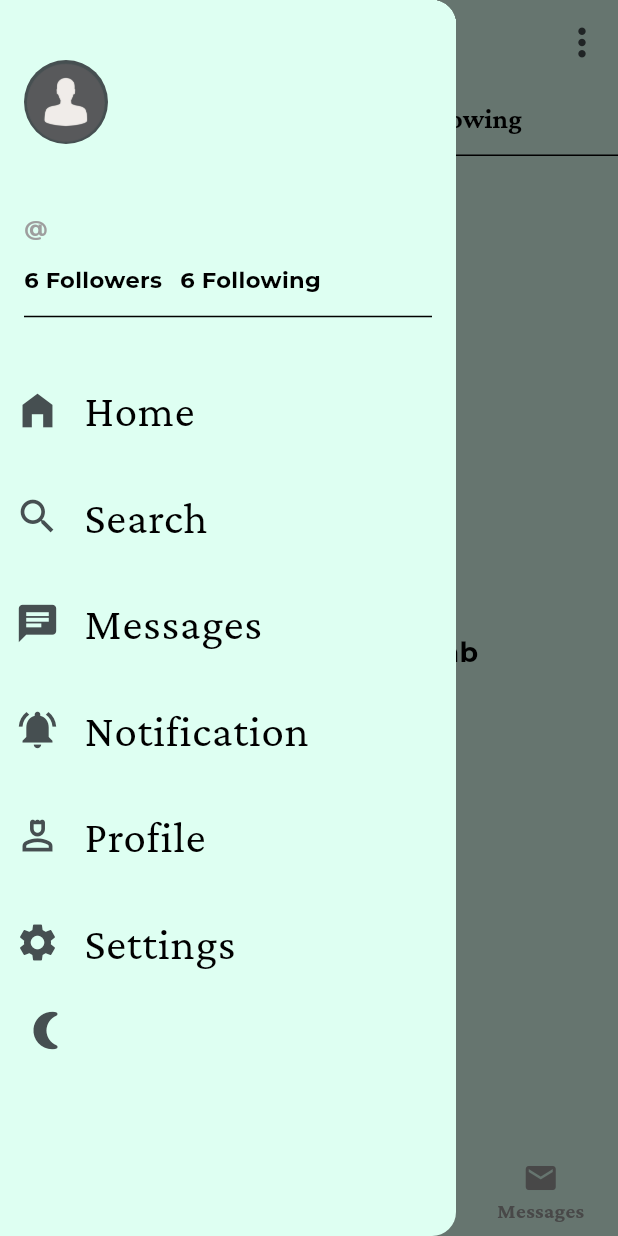
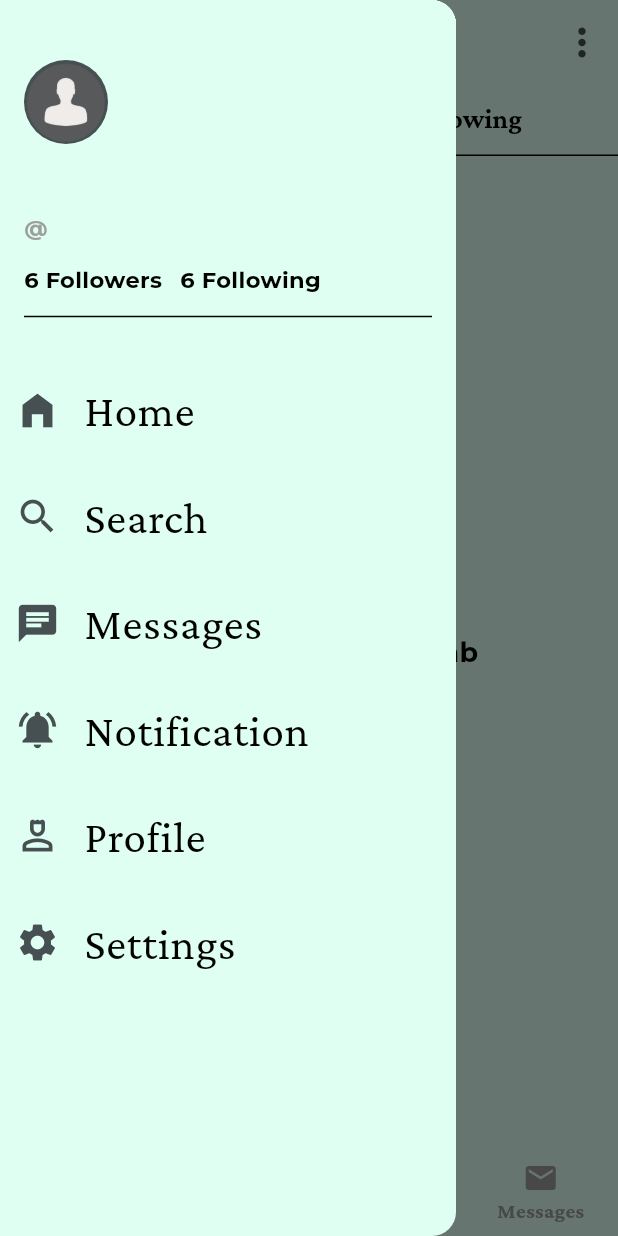
Before and after one commit to UmaanBanjara/123, a Flutter app: the Homescreen screen opened directly with empty values, with the side drawer open, on a phone screen of 412 x 824 dp. Run offline on Flutter 3.47's test engine with Material 3 defaults, Android fonts, the phone set to English and light mode, and no system bars; our stand-ins replace animated_text_kit, another_flushbar, firebase_auth, firebase_core, flutter_secure_storage, google_sign_in and 3 more; accounts and stored records are empty.

Commit message:
Initial Commit

```diff
--- a/flutter_application_1/lib/main.dart
+++ b/flutter_application_1/lib/main.dart
@@ -9,21 +9,8 @@ void main() async {
   runApp(const Feed());
 }
 
-class Feed extends StatefulWidget {
+class Feed extends StatelessWidget {
   const Feed({super.key});
-
-  @override
-  State<Feed> createState() => _FeedState();
-}
-
-class _FeedState extends State<Feed> {
-  bool isDarkMode = false;
-
-  void toggleTheme() {
-    setState(() {
-      isDarkMode = !isDarkMode;
-    });
-  }
 
   @override
   Widget build(BuildContext context) {
@@ -31,11 +18,8 @@ class _FeedState extends State<Feed> {
       debugShowCheckedModeBanner: false,
       theme: AppTheme.lightTheme,
       darkTheme: AppTheme.darkTheme,
-      themeMode: isDarkMode ? ThemeMode.dark : ThemeMode.light,
-      home: ProfileCreation(
-        onThemeToggle: toggleTheme,
-        isDarkMode: isDarkMode,
-      ),
+      themeMode: ThemeMode.light,  // No theme toggling, always light
+      home: const ProfileCreation(),
     );
   }
 }
--- a/flutter_application_1/lib/presentation/homescreen/homescreen.dart
+++ b/flutter_application_1/lib/presentation/homescreen/homescreen.dart
@@ -6,29 +6,29 @@
 
 class Homescreen extends StatefulWidget {
   final File? pfpImage;
-        final String username ;
+  final String username;
   final String bio;
-        final bool isDarkMode;
-        final VoidCallback onThemeToggle;
 
-
-        const Homescreen({Key? key, this.pfpImage , required this.isDarkMode ,required this.onThemeToggle ,required this.username , required this.bio}) : super(key: key);
+  const Homescreen({
+    Key? key,
+    this.pfpImage,
+    required this.username,
+    required this.bio,
+  }) : super(key: key);
 
   @override
   State<Homescreen> createState() => _HomescreenState();
 }
 
 class _HomescreenState extends State<Homescreen> with TickerProviderStateMixin {
-
   int _selectedIndex = 0;
-
   final GlobalKey<ScaffoldState> _scaffoldkey = GlobalKey<ScaffoldState>();
 
   @override
   Widget build(BuildContext context) {
-
     final iconTheme = Theme.of(context).brightness == Brightness.light;
     final iconColor = iconTheme ? const Color(0XFF464F51) : Colors.yellow;
+
     final List<Widget> _mainScreens = [
       buildHomeTabView(),
       Searchscreen(),
@@ -37,7 +37,7 @@
     ];
 
     return Scaffold(
-            key : _scaffoldkey ,
+      key: _scaffoldkey,
       drawer: Drawer(
         backgroundColor: Theme.of(context).drawerTheme.backgroundColor,
         child: ListView(
@@ -62,7 +62,7 @@
                   const SizedBox(height: 12),
                   Text(
                     widget.username.split('.').first.trim(),
-                          style: TextStyle(
+                    style: const TextStyle(
                       fontSize: 20,
                       fontWeight: FontWeight.w700,
                       fontFamily: "Primary",
@@ -71,14 +71,14 @@
                   const SizedBox(height: 4),
                   Text(
                     '@${widget.username}',
-                          style: TextStyle(
+                    style: const TextStyle(
                       fontSize: 15,
                       color: Colors.grey,
                     ),
                   ),
                   const SizedBox(height: 14),
-                        Row(
-                          children: const [
+                  const Row(
+                    children: [
                       Text(
                         '6 Followers',
                         style: TextStyle(fontSize: 15),
@@ -95,7 +95,6 @@
                 ],
               ),
             ),
-
             ListTile(
               leading: Icon(Icons.home_filled, color: iconColor, size: 30),
               title: const Text(
@@ -114,7 +113,6 @@
               },
             ),
             const SizedBox(height: 10),
-
             ListTile(
               leading: Icon(Icons.search, color: iconColor, size: 30),
               title: const Text(
@@ -133,7 +131,6 @@
               },
             ),
             const SizedBox(height: 10),
-
             ListTile(
               leading: Icon(Icons.chat, color: iconColor, size: 30),
               title: const Text(
@@ -152,7 +149,6 @@
               },
             ),
             const SizedBox(height: 10),
-
             ListTile(
               leading: Icon(Icons.notifications_active, color: iconColor, size: 30),
               title: const Text(
@@ -171,7 +167,6 @@
               },
             ),
             const SizedBox(height: 10),
-
             ListTile(
               leading: Icon(Icons.person_4_outlined, color: iconColor, size: 30),
               title: const Text(
@@ -183,12 +178,10 @@
               ),
               contentPadding: const EdgeInsets.only(left: 10),
               onTap: () {
-                      // Implement profile navigation if needed
                 Navigator.pop(context);
               },
             ),
             const SizedBox(height: 10),
-
             ListTile(
               leading: Icon(Icons.settings, color: iconColor, size: 30),
               title: const Text(
@@ -200,28 +193,9 @@
               ),
               contentPadding: const EdgeInsets.only(left: 10),
               onTap: () {
-                      // Implement settings navigation if needed
                 Navigator.pop(context);
               },
             ),
-
-                  ListTile(
-                    leading: Icon(
-
-                      widget.isDarkMode ? Icons.wb_sunny : Icons.nightlight_round,
-                      color : iconColor,
-                      size : 30,
-
-
-                      ),
-
-                      onTap: (){
-                        widget.onThemeToggle();
-                        Navigator.pop(context);
-                      },
-                  )
-
-
           ],
         ),
       ),
@@ -241,8 +215,7 @@
         items: const [
           BottomNavigationBarItem(icon: Icon(Icons.home), label: 'Home'),
           BottomNavigationBarItem(icon: Icon(Icons.search), label: 'Search'),
-                BottomNavigationBarItem(
-                    icon: Icon(Icons.notifications), label: 'Notifications'),
+          BottomNavigationBarItem(icon: Icon(Icons.notifications), label: 'Notifications'),
           BottomNavigationBarItem(icon: Icon(Icons.mail), label: 'Messages'),
         ],
       ),
@@ -284,7 +257,6 @@
                   ),
                 ),
         ),
-
         bottom: TabBar(
           controller: tabController,
           tabs: const [
--- a/flutter_application_1/lib/presentation/signupscreen/signupscreen.dart
+++ b/flutter_application_1/lib/presentation/signupscreen/signupscreen.dart
@@ -9,9 +9,7 @@ import 'package:flutter/material.dart';
 import 'package:http/http.dart' as http;
 
 class SignupScreen extends StatefulWidget {
-  final bool isDarkMode ;
-  final VoidCallback onThemeToggle;
-  const SignupScreen({super.key , required this.isDarkMode , required this.onThemeToggle});
+  const SignupScreen({super.key});
 
   @override
   State<SignupScreen> createState() => _SignupScreenState();
@@ -117,7 +115,7 @@ class _SignupScreenState extends State<SignupScreen> {
                         Center(
                           child: GestureDetector(
                             onTap: () {
-                              signInWithGoogle(context , isDarkMode:  widget.isDarkMode , onThemeToggle: widget.onThemeToggle);
+                              signInWithGoogle(context);
                             },
                             child: Image.asset(
                               AppImages.google(context),
```
Also changed, not shown: flutter_application_1/lib/firebase_auths/google_firebase_auth.dart (+3 -8 lines), flutter_application_1/lib/profilecreation/profile_creation.dart (+1 -11 lines). Lines whose indentation alone changed are shown as unchanged.
